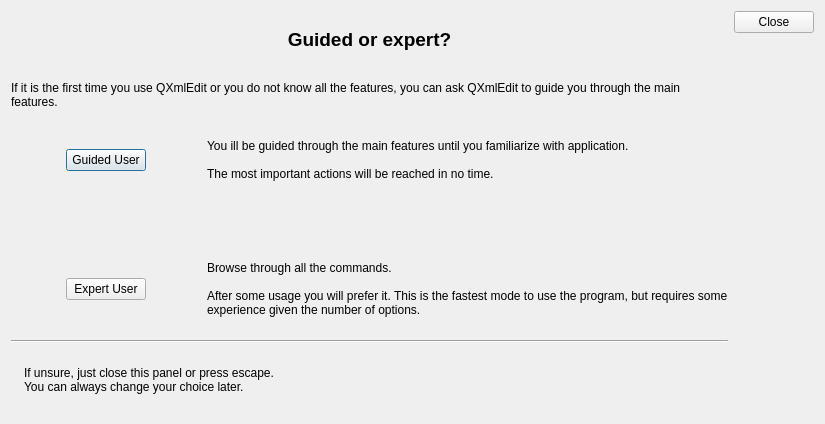
Before: the Qt Designer form src/modules/help/firstaccessdialog.ui in lbellonda/qxmledit, drawn with Qt 5.
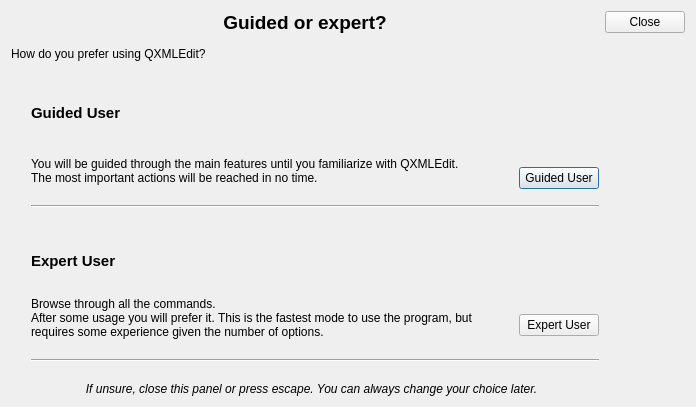
After: the same form once the commit is applied. Icons and pictures are not drawn.

Commit message: b-169 refined UI

```diff
--- a/src/modules/help/firstaccessdialog.ui
+++ b/src/modules/help/firstaccessdialog.ui
@@ -6,8 +6,8 @@
    <rect>
     <x>0</x>
     <y>0</y>
-    <width>825</width>
-    <height>424</height>
+    <width>696</width>
+    <height>407</height>
    </rect>
   </property>
   <property name="windowTitle">
@@ -52,7 +52,7 @@
         </sizepolicy>
        </property>
        <property name="text">
-        <string>If it is the first time you use QXmlEdit or you do not know all the features, you can ask QXmlEdit to guide you through the main features.</string>
+        <string>How do you prefer using QXMLEdit?</string>
        </property>
        <property name="wordWrap">
         <bool>true</bool>
@@ -61,47 +61,35 @@
      </item>
      <item>
       <layout class="QGridLayout" name="gridLayout">
-       <property name="verticalSpacing">
-        <number>80</number>
+       <property name="leftMargin">
+        <number>20</number>
        </property>
-       <item row="1" column="2">
-        <spacer name="horizontalSpacer_4">
-         <property name="orientation">
-          <enum>Qt::Horizontal</enum>
+       <item row="0" column="0">
+        <widget class="QLabel" name="label_8">
+         <property name="font">
+          <font>
+           <pointsize>11</pointsize>
+           <weight>75</weight>
+           <bold>true</bold>
+          </font>
          </property>
-         <property name="sizeHint" stdset="0">
-          <size>
-           <width>40</width>
-           <height>20</height>
-          </size>
-         </property>
-        </spacer>
-       </item>
-       <item row="1" column="3">
-        <widget class="QLabel" name="label_4">
-         <property name="text">
-          <string>Browse through all the commands.
-
-After some usage you will prefer it. This is the fastest mode to use the program, but requires some experience given the number of options.</string>
-         </property>
-         <property name="wordWrap">
-          <bool>true</bool>
-         </property>
-        </widget>
-       </item>
-       <item row="0" column="1">
-        <widget class="QPushButton" name="cmdGuided">
          <property name="text">
           <string>Guided User</string>
          </property>
         </widget>
        </item>
-       <item row="0" column="3">
+       <item row="1" column="0">
         <widget class="QLabel" name="label_5">
+         <property name="sizePolicy">
+          <sizepolicy hsizetype="Minimum" vsizetype="Fixed">
+           <horstretch>0</horstretch>
+           <verstretch>0</verstretch>
+          </sizepolicy>
+         </property>
          <property name="text">
-          <string>You ill be guided through the main features until you familiarize with application.
-
-The most important actions will be reached in no time.</string>
+          <string>You will be guided through the main features until you familiarize with QXMLEdit.
+The most important actions will be reached in no time.
+</string>
          </property>
          <property name="alignment">
           <set>Qt::AlignLeading|Qt::AlignLeft|Qt::AlignTop</set>
@@ -112,60 +100,74 @@
         </widget>
        </item>
        <item row="1" column="1">
+        <widget class="QPushButton" name="cmdGuided">
+         <property name="sizePolicy">
+          <sizepolicy hsizetype="Fixed" vsizetype="Fixed">
+           <horstretch>0</horstretch>
+           <verstretch>0</verstretch>
+          </sizepolicy>
+         </property>
+         <property name="text">
+          <string>Guided User</string>
+         </property>
+        </widget>
+       </item>
+       <item row="2" column="0" colspan="2">
+        <widget class="Line" name="line_2">
+         <property name="orientation">
+          <enum>Qt::Horizontal</enum>
+         </property>
+        </widget>
+       </item>
+       <item row="3" column="0">
+        <widget class="QLabel" name="label_6">
+         <property name="font">
+          <font>
+           <pointsize>11</pointsize>
+           <weight>75</weight>
+           <bold>true</bold>
+          </font>
+         </property>
+         <property name="text">
+          <string>
+Expert User</string>
+         </property>
+        </widget>
+       </item>
+       <item row="4" column="0">
+        <widget class="QLabel" name="label_4">
+         <property name="text">
+          <string>Browse through all the commands.
+After some usage you will prefer it. This is the fastest mode to use the program, but requires some experience given the number of options.
+</string>
+         </property>
+         <property name="wordWrap">
+          <bool>true</bool>
+         </property>
+        </widget>
+       </item>
+       <item row="4" column="1">
         <widget class="QPushButton" name="cmdExpert">
+         <property name="sizePolicy">
+          <sizepolicy hsizetype="Fixed" vsizetype="Fixed">
+           <horstretch>0</horstretch>
+           <verstretch>0</verstretch>
+          </sizepolicy>
+         </property>
          <property name="text">
           <string>Expert User</string>
          </property>
         </widget>
        </item>
-       <item row="0" column="2">
-        <spacer name="horizontalSpacer_3">
+       <item row="5" column="0" colspan="2">
+        <widget class="Line" name="line">
          <property name="orientation">
           <enum>Qt::Horizontal</enum>
          </property>
-         <property name="sizeHint" stdset="0">
-          <size>
-           <width>40</width>
-           <height>20</height>
-          </size>
-         </property>
-        </spacer>
-       </item>
-       <item row="0" column="0">
-        <spacer name="horizontalSpacer">
-         <property name="orientation">
-          <enum>Qt::Horizontal</enum>
-         </property>
-         <property name="sizeHint" stdset="0">
-          <size>
-           <width>40</width>
-           <height>20</height>
-          </size>
-         </property>
-        </spacer>
-       </item>
-       <item row="1" column="0">
-        <spacer name="horizontalSpacer_2">
-         <property name="orientation">
-          <enum>Qt::Horizontal</enum>
-         </property>
-         <property name="sizeHint" stdset="0">
-          <size>
-           <width>40</width>
-           <height>20</height>
-          </size>
-         </property>
-        </spacer>
+        </widget>
        </item>
       </layout>
      </item>
-     <item>
-      <widget class="Line" name="line">
-       <property name="orientation">
-        <enum>Qt::Horizontal</enum>
-       </property>
-      </widget>
-     </item>
      <item>
       <layout class="QHBoxLayout" name="horizontalLayout">
        <item>
@@ -192,9 +194,17 @@
            <verstretch>0</verstretch>
           </sizepolicy>
          </property>
+         <property name="font">
+          <font>
+           <italic>true</italic>
+          </font>
+         </property>
          <property name="text">
-          <string>If unsure, just close this panel or press escape.
-You can always change your choice later.</string>
+          <string>
+If unsure, close this panel or press escape. You can always change your choice later.</string>
+         </property>
+         <property name="alignment">
+          <set>Qt::AlignCenter</set>
          </property>
         </widget>
        </item>
```
Left out of the diff: 4 changed lines with no effect on the pictures. The commit also changes 5 other files.
